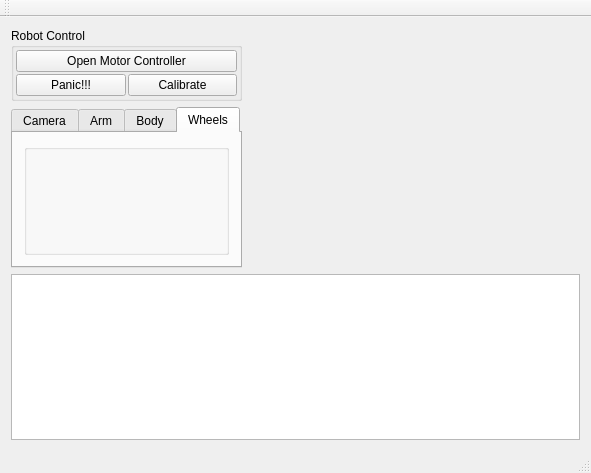
artm/biofame-robot, file RoboShell.ui: the form before one commit.
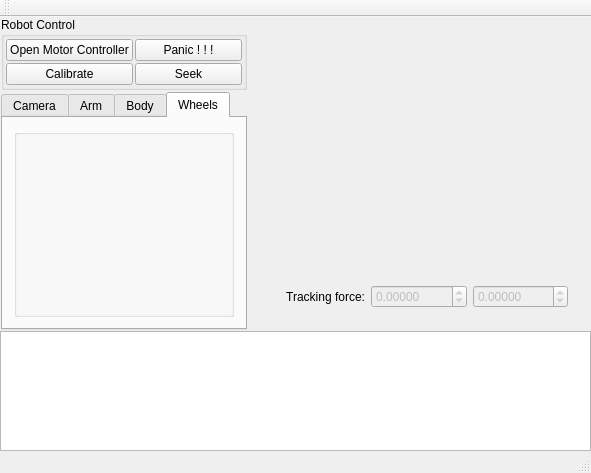
The form after the commit. The open tabs and pages were chosen to show the change. Custom widgets are drawn as their Qt base class.

Commit message: camera tracking works

The edit to the form file:
```diff
--- a/RoboShell.ui
+++ b/RoboShell.ui
@@ -15,8 +15,119 @@
   </property>
   <widget class="QWidget" name="centralWidget">
    <layout class="QGridLayout" name="gridLayout_2">
-    <item row="0" column="0">
-     <widget class="QGroupBox" name="groupBox">
+    <property name="margin">
+     <number>0</number>
+    </property>
+    <property name="spacing">
+     <number>1</number>
+    </property>
+    <item row="2" column="0" colspan="4">
+     <widget class="QListWidget" name="log">
+      <property name="showDropIndicator" stdset="0">
+       <bool>false</bool>
+      </property>
+      <property name="alternatingRowColors">
+       <bool>true</bool>
+      </property>
+      <property name="selectionMode">
+       <enum>QAbstractItemView::ContiguousSelection</enum>
+      </property>
+      <property name="selectionBehavior">
+       <enum>QAbstractItemView::SelectRows</enum>
+      </property>
+     </widget>
+    </item>
+    <item row="0" column="2">
+     <widget class="QWidget" name="videoHalf" native="true">
+      <layout class="QVBoxLayout" name="verticalLayout">
+       <item>
+        <widget class="QLabel" name="video">
+         <property name="minimumSize">
+          <size>
+           <width>320</width>
+           <height>240</height>
+          </size>
+         </property>
+         <property name="text">
+          <string/>
+         </property>
+        </widget>
+       </item>
+       <item>
+        <widget class="QWidget" name="widget" native="true">
+         <layout class="QHBoxLayout" name="horizontalLayout_5">
+          <item>
+           <widget class="QLabel" name="label">
+            <property name="text">
+             <string>Tracking force:</string>
+            </property>
+            <property name="alignment">
+             <set>Qt::AlignRight|Qt::AlignTrailing|Qt::AlignVCenter</set>
+            </property>
+           </widget>
+          </item>
+          <item>
+           <widget class="QDoubleSpinBox" name="forceX">
+            <property name="enabled">
+             <bool>false</bool>
+            </property>
+            <property name="decimals">
+             <number>5</number>
+            </property>
+            <property name="minimum">
+             <double>-1.000000000000000</double>
+            </property>
+            <property name="maximum">
+             <double>1.000000000000000</double>
+            </property>
+           </widget>
+          </item>
+          <item>
+           <widget class="QDoubleSpinBox" name="forceY">
+            <property name="enabled">
+             <bool>false</bool>
+            </property>
+            <property name="decimals">
+             <number>5</number>
+            </property>
+            <property name="minimum">
+             <double>-1.000000000000000</double>
+            </property>
+            <property name="maximum">
+             <double>1.000000000000000</double>
+            </property>
+           </widget>
+          </item>
+         </layout>
+        </widget>
+       </item>
+       <item>
+        <spacer name="verticalSpacer">
+         <property name="orientation">
+          <enum>Qt::Vertical</enum>
+         </property>
+         <property name="sizeHint" stdset="0">
+          <size>
+           <width>20</width>
+           <height>40</height>
+          </size>
+         </property>
+        </spacer>
+       </item>
+      </layout>
+     </widget>
+    </item>
+    <item row="0" column="1">
+     <widget class="QWidget" name="motorsHalf" native="true">
+      <layout class="QVBoxLayout" name="verticalLayout_2">
+       <property name="spacing">
+        <number>2</number>
+       </property>
+       <property name="margin">
+        <number>0</number>
+       </property>
+       <item>
+        <widget class="QGroupBox" name="robotButtons">
       <property name="title">
        <string>Robot Control</string>
       </property>
@@ -27,7 +138,7 @@
        <property name="spacing">
         <number>2</number>
        </property>
-       <item row="0" column="0" colspan="2">
+          <item row="0" column="0">
         <widget class="QPushButton" name="openControllerButton">
          <property name="text">
           <string>Open Motor Controller</string>
@@ -38,36 +149,30 @@
         </widget>
        </item>
        <item row="1" column="0">
-        <widget class="QPushButton" name="panic">
-         <property name="text">
-          <string>Panic!!!</string>
-         </property>
-        </widget>
-       </item>
-       <item row="1" column="1">
         <widget class="QPushButton" name="calibrate">
          <property name="text">
           <string>Calibrate</string>
          </property>
         </widget>
        </item>
+          <item row="1" column="1">
+           <widget class="QPushButton" name="seek">
+            <property name="text">
+             <string>Seek</string>
+            </property>
+           </widget>
+          </item>
+          <item row="0" column="1">
+           <widget class="QPushButton" name="panic">
+            <property name="text">
+             <string>Panic ! ! !</string>
+            </property>
+           </widget>
+          </item>
       </layout>
      </widget>
     </item>
-    <item row="0" column="3" rowspan="2">
-     <widget class="QLabel" name="video">
-      <property name="minimumSize">
-       <size>
-        <width>320</width>
-        <height>240</height>
-       </size>
-      </property>
-      <property name="text">
-       <string/>
-      </property>
-     </widget>
-    </item>
-    <item row="1" column="0">
+       <item>
      <widget class="QTabWidget" name="tabWidget">
       <property name="currentIndex">
        <number>0</number>
@@ -114,20 +219,7 @@
       </widget>
      </widget>
     </item>
-    <item row="2" column="0" colspan="4">
-     <widget class="QListWidget" name="log">
-      <property name="showDropIndicator" stdset="0">
-       <bool>false</bool>
-      </property>
-      <property name="alternatingRowColors">
-       <bool>true</bool>
-      </property>
-      <property name="selectionMode">
-       <enum>QAbstractItemView::ContiguousSelection</enum>
-      </property>
-      <property name="selectionBehavior">
-       <enum>QAbstractItemView::SelectRows</enum>
-      </property>
+      </layout>
      </widget>
     </item>
    </layout>
```
Left out of the diff: 2 changed lines with no effect on the pictures. Lines whose indentation alone changed are shown as unchanged. The commit also changes 7 other files.
